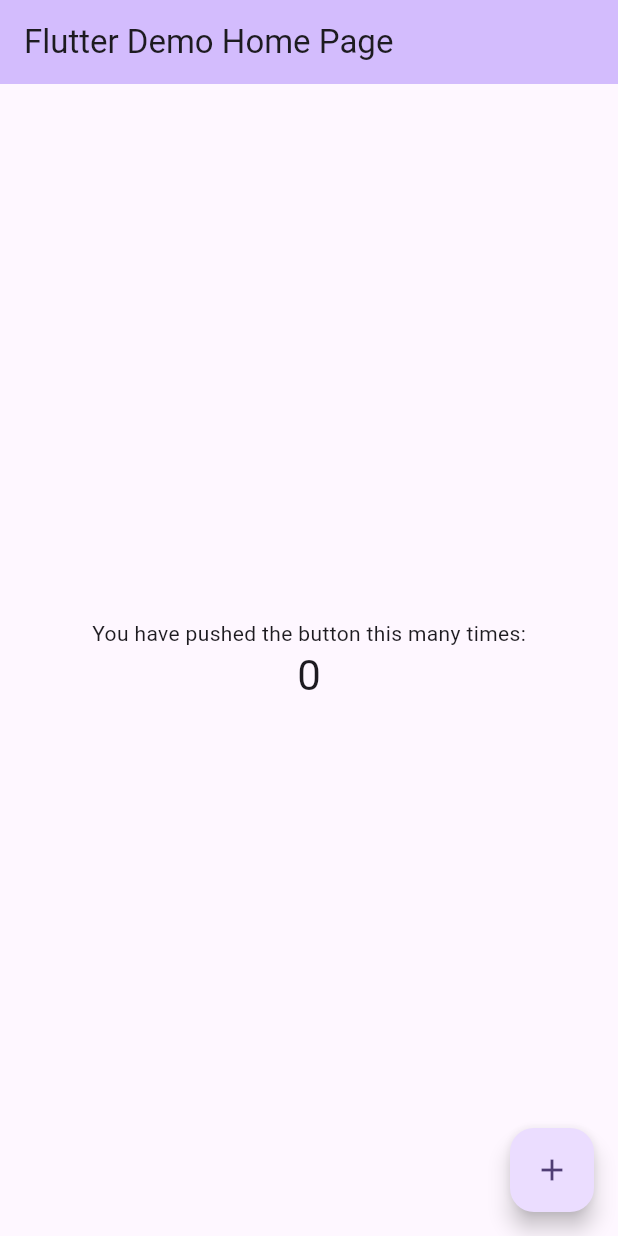
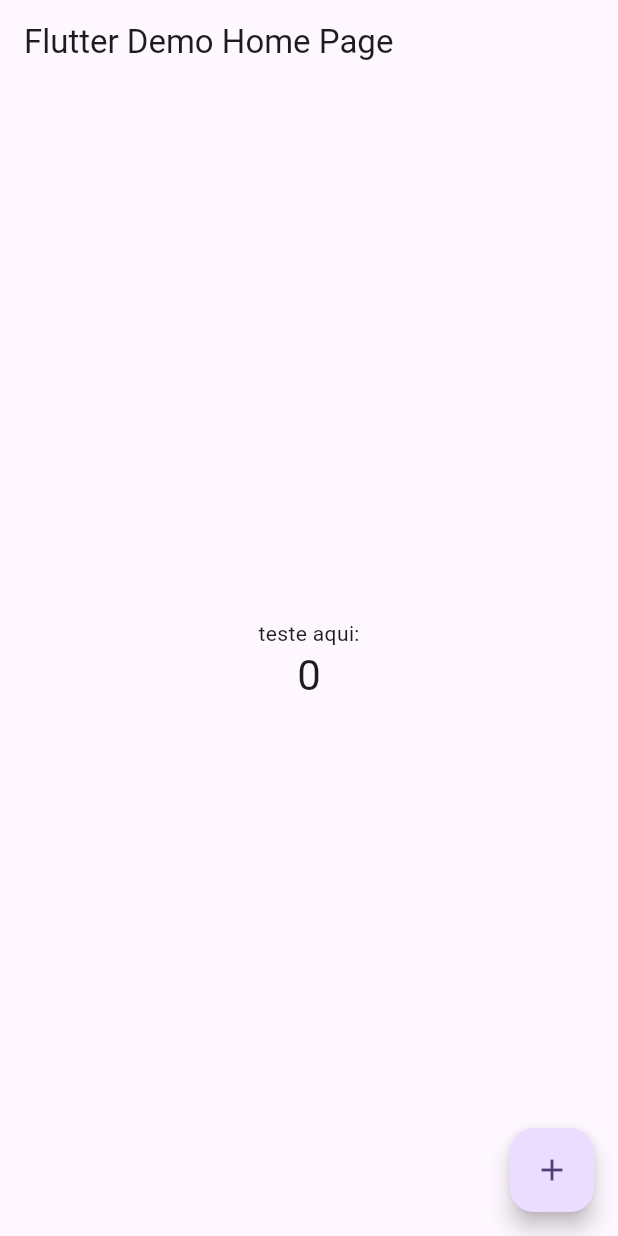
Before and after one commit to LeticiaBHB/imagefluttergithub, a Flutter app: the screen it shows after launch, on a phone screen of 412 x 824 dp. Run offline on Flutter 3.47's test engine with Material 2 defaults, Android fonts, the phone set to English and light mode, and no system bars.

Commit message:
Update main.dart

```diff
--- a/lib/main.dart
+++ b/lib/main.dart
@@ -13,21 +13,6 @@ class MyApp extends StatelessWidget {
     return MaterialApp(
       title: 'Flutter Demo',
       theme: ThemeData(
-        // This is the theme of your application.
-        //
-        // TRY THIS: Try running your application with "flutter run". You'll see
-        // the application has a blue toolbar. Then, without quitting the app,
-        // try changing the seedColor in the colorScheme below to Colors.green
-        // and then invoke "hot reload" (save your changes or press the "hot
-        // reload" button in a Flutter-supported IDE, or press "r" if you used
-        // the command line to start the app).
-        //
-        // Notice that the counter didn't reset back to zero; the application
-        // state is not lost during the reload. To reset the state, use hot
-        // restart instead.
-        //
-        // This works for code too, not just values: Most code changes can be
-        // tested with just a hot reload.
         colorScheme: ColorScheme.fromSeed(seedColor: Colors.deepPurple),
         useMaterial3: true,
       ),
@@ -38,16 +23,6 @@ class MyApp extends StatelessWidget {
 
 class MyHomePage extends StatefulWidget {
   const MyHomePage({super.key, required this.title});
-
-  // This widget is the home page of your application. It is stateful, meaning
-  // that it has a State object (defined below) that contains fields that affect
-  // how it looks.
-
-  // This class is the configuration for the state. It holds the values (in this
-  // case the title) provided by the parent (in this case the App widget) and
-  // used by the build method of the State. Fields in a Widget subclass are
-  // always marked "final".
-
   final String title;
 
   @override
@@ -59,54 +34,22 @@ class _MyHomePageState extends State<MyHomePage> {
 
   void _incrementCounter() {
     setState(() {
-      // This call to setState tells the Flutter framework that something has
-      // changed in this State, which causes it to rerun the build method below
-      // so that the display can reflect the updated values. If we changed
-      // _counter without calling setState(), then the build method would not be
-      // called again, and so nothing would appear to happen.
       _counter++;
     });
   }
 
   @override
   Widget build(BuildContext context) {
-    // This method is rerun every time setState is called, for instance as done
-    // by the _incrementCounter method above.
-    //
-    // The Flutter framework has been optimized to make rerunning build methods
-    // fast, so that you can just rebuild anything that needs updating rather
-    // than having to individually change instances of widgets.
     return Scaffold(
       appBar: AppBar(
-        // TRY THIS: Try changing the color here to a specific color (to
-        // Colors.amber, perhaps?) and trigger a hot reload to see the AppBar
-        // change color while the other colors stay the same.
-        backgroundColor: Theme.of(context).colorScheme.inversePrimary,
-        // Here we take the value from the MyHomePage object that was created by
-        // the App.build method, and use it to set our appbar title.
         title: Text(widget.title),
       ),
       body: Center(
-        // Center is a layout widget. It takes a single child and positions it
-        // in the middle of the parent.
         child: Column(
-          // Column is also a layout widget. It takes a list of children and
-          // arranges them vertically. By default, it sizes itself to fit its
-          // children horizontally, and tries to be as tall as its parent.
-          //
-          // Column has various properties to control how it sizes itself and
-          // how it positions its children. Here we use mainAxisAlignment to
-          // center the children vertically; the main axis here is the vertical
-          // axis because Columns are vertical (the cross axis would be
-          // horizontal).
-          //
-          // TRY THIS: Invoke "debug painting" (choose the "Toggle Debug Paint"
-          // action in the IDE, or press "p" in the console), to see the
-          // wireframe for each widget.
           mainAxisAlignment: MainAxisAlignment.center,
           children: <Widget>[
             const Text(
-              'You have pushed the button this many times:',
+              'teste aqui:',
             ),
             Text(
               '$_counter',
@@ -119,7 +62,7 @@ class _MyHomePageState extends State<MyHomePage> {
         onPressed: _incrementCounter,
         tooltip: 'Increment',
         child: const Icon(Icons.add),
-      ), // This trailing comma makes auto-formatting nicer for build methods.
+      ),
     );
   }
 }
```
